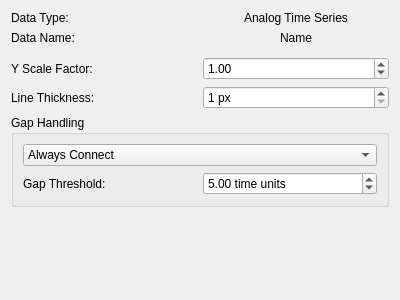
Qt form src/WhiskerToolbox/DataViewer_Widget/AnalogTimeSeries/AnalogViewer_Widget.ui (paulmthompson/WhiskerToolbox) before a commit.
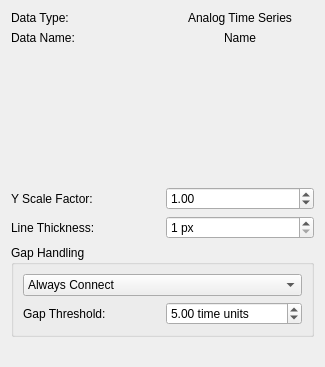
The same form after that commit. Custom widgets are drawn as their Qt base class.

Commit message: Better UI for dataviewer_widget

```diff
--- a/src/WhiskerToolbox/DataViewer_Widget/AnalogTimeSeries/AnalogViewer_Widget.ui
+++ b/src/WhiskerToolbox/DataViewer_Widget/AnalogTimeSeries/AnalogViewer_Widget.ui
@@ -6,8 +6,8 @@
    <rect>
     <x>0</x>
     <y>0</y>
-    <width>400</width>
-    <height>300</height>
+    <width>325</width>
+    <height>367</height>
    </rect>
   </property>
   <property name="windowTitle">
@@ -57,7 +57,14 @@
     </layout>
    </item>
    <item>
-    <widget class="ColorPicker_Widget" name="color_picker" native="true"/>
+    <widget class="ColorPicker_Widget" name="color_picker" native="true">
+     <property name="minimumSize">
+      <size>
+       <width>200</width>
+       <height>130</height>
+      </size>
+     </property>
+    </widget>
    </item>
    <item>
     <layout class="QHBoxLayout" name="scale_layout">
```
Left out of the diff: 26 changed lines with no effect on the pictures. The commit also changes 1 other file.
